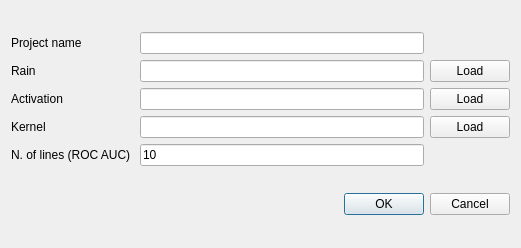
This is validation.ui in alessioderango/SAKe as Qt 5 draws it before an edit. The edited form follows.
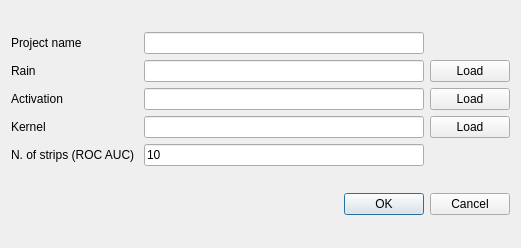
This is the edited form.

```diff
--- a/validation.ui
+++ b/validation.ui
@@ -92,7 +92,7 @@
      <item row="4" column="0">
       <widget class="QLabel" name="label_5">
        <property name="text">
-        <string>N. of lines (ROC AUC) </string>
+        <string>N. of strips (ROC AUC) </string>
        </property>
       </widget>
      </item>
```
